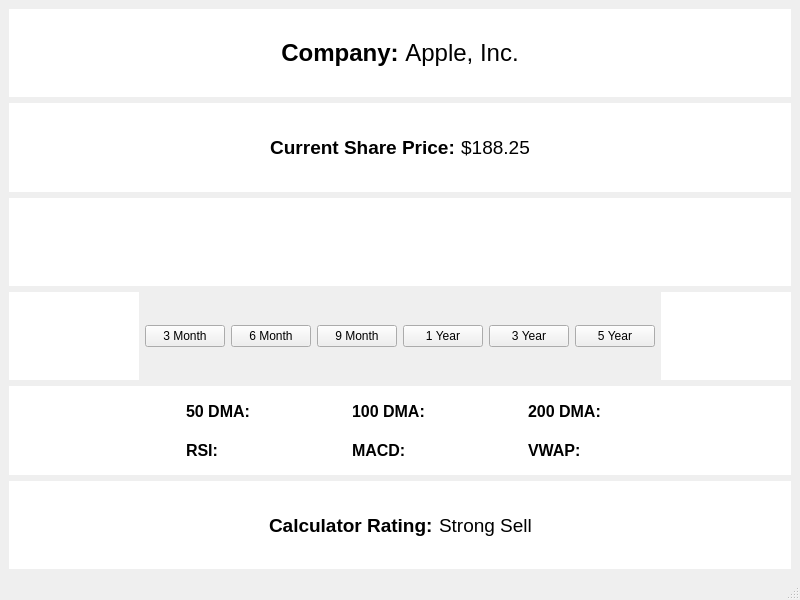
Before: the Qt Designer form UI/New_Page2_Template.ui in c3point/Stock-Market-Technical-Analysis-Calculator, drawn with Qt 5.
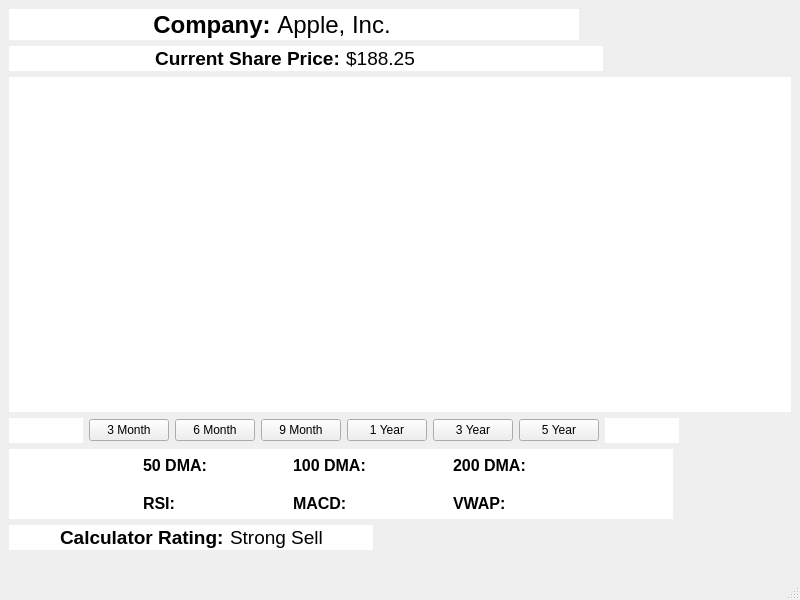
After: the same form once the commit is applied. Icons and pictures are not drawn.

The edit to the form file:
```diff
--- a/UI/New_Page2_Template.ui
+++ b/UI/New_Page2_Template.ui
@@ -14,78 +14,43 @@
    <string>MainWindow</string>
   </property>
   <widget class="QWidget" name="centralwidget">
-   <layout class="QGridLayout" name="gridLayout">
-    <item row="0" column="0">
-     <widget class="QWidget" name="" native="true">
+   <widget class="QLabel" name="label">
+    <property name="geometry">
+     <rect>
+      <x>9</x>
+      <y>77</y>
+      <width>782</width>
+      <height>335</height>
+     </rect>
+    </property>
+    <property name="sizePolicy">
+     <sizepolicy hsizetype="Preferred" vsizetype="Preferred">
+      <horstretch>0</horstretch>
+      <verstretch>0</verstretch>
+     </sizepolicy>
+    </property>
       <property name="styleSheet">
        <string notr="true">background:white;</string>
       </property>
-      <layout class="QHBoxLayout" name="horizontalLayout_5">
-       <item>
-        <spacer name="horizontalSpacer">
-         <property name="orientation">
-          <enum>Qt::Horizontal</enum>
-         </property>
-         <property name="sizeHint" stdset="0">
-          <size>
-           <width>128</width>
-           <height>20</height>
-          </size>
-         </property>
-        </spacer>
-       </item>
-       <item>
-        <widget class="QLabel" name="label_12">
-         <property name="font">
-          <font>
-           <pointsize>18</pointsize>
-           <weight>75</weight>
-           <bold>true</bold>
-          </font>
-         </property>
          <property name="text">
-          <string>Company:</string>
-         </property>
-         <property name="alignment">
-          <set>Qt::AlignCenter</set>
-         </property>
-        </widget>
-       </item>
-       <item>
-        <widget class="QLabel" name="label_13">
-         <property name="font">
-          <font>
-           <pointsize>18</pointsize>
-           <weight>50</weight>
-           <bold>false</bold>
-          </font>
-         </property>
-         <property name="text">
-          <string>Apple, Inc.</string>
-         </property>
+     <string/>
+    </property>
+    <property name="pixmap">
+     <pixmap>../PythonFiles/new_chart.png</pixmap>
+    </property>
          <property name="alignment">
           <set>Qt::AlignCenter</set>
          </property>
         </widget>
-       </item>
-       <item>
-        <spacer name="horizontalSpacer_2">
-         <property name="orientation">
-          <enum>Qt::Horizontal</enum>
-         </property>
-         <property name="sizeHint" stdset="0">
-          <size>
-           <width>188</width>
-           <height>20</height>
-          </size>
-         </property>
-        </spacer>
-       </item>
-      </layout>
-     </widget>
-    </item>
-    <item row="1" column="0">
      <widget class="QWidget" name="widget" native="true">
+    <property name="geometry">
+     <rect>
+      <x>9</x>
+      <y>46</y>
+      <width>594</width>
+      <height>25</height>
+     </rect>
+    </property>
       <property name="styleSheet">
        <string notr="true">background:white;</string>
       </property>
@@ -152,30 +117,90 @@
        </item>
       </layout>
      </widget>
-    </item>
-    <item row="2" column="0">
-     <widget class="QLabel" name="label">
-      <property name="sizePolicy">
-       <sizepolicy hsizetype="Preferred" vsizetype="Preferred">
-        <horstretch>0</horstretch>
-        <verstretch>0</verstretch>
-       </sizepolicy>
+   <widget class="QWidget" name="" native="true">
+    <property name="geometry">
+     <rect>
+      <x>9</x>
+      <y>9</y>
+      <width>570</width>
+      <height>31</height>
+     </rect>
       </property>
       <property name="styleSheet">
        <string notr="true">background:white;</string>
       </property>
+    <layout class="QHBoxLayout" name="horizontalLayout_5">
+     <item>
+      <spacer name="horizontalSpacer">
+       <property name="orientation">
+        <enum>Qt::Horizontal</enum>
+       </property>
+       <property name="sizeHint" stdset="0">
+        <size>
+         <width>128</width>
+         <height>20</height>
+        </size>
+       </property>
+      </spacer>
+     </item>
+     <item>
+      <widget class="QLabel" name="label_12">
+       <property name="font">
+        <font>
+         <pointsize>18</pointsize>
+         <weight>75</weight>
+         <bold>true</bold>
+        </font>
+       </property>
       <property name="text">
-       <string/>
-      </property>
-      <property name="pixmap">
-       <pixmap>../PythonFiles/new_chart.png</pixmap>
-      </property>
+        <string>Company:</string>
+       </property>
+       <property name="alignment">
+        <set>Qt::AlignCenter</set>
+       </property>
+      </widget>
+     </item>
+     <item>
+      <widget class="QLabel" name="label_13">
+       <property name="font">
+        <font>
+         <pointsize>18</pointsize>
+         <weight>50</weight>
+         <bold>false</bold>
+        </font>
+       </property>
+       <property name="text">
+        <string>Apple, Inc.</string>
+       </property>
       <property name="alignment">
        <set>Qt::AlignCenter</set>
       </property>
      </widget>
     </item>
-    <item row="3" column="0">
+     <item>
+      <spacer name="horizontalSpacer_2">
+       <property name="orientation">
+        <enum>Qt::Horizontal</enum>
+       </property>
+       <property name="sizeHint" stdset="0">
+        <size>
+         <width>188</width>
+         <height>20</height>
+        </size>
+       </property>
+      </spacer>
+     </item>
+    </layout>
+   </widget>
+   <widget class="QWidget" name="">
+    <property name="geometry">
+     <rect>
+      <x>9</x>
+      <y>418</y>
+      <width>670</width>
+      <height>25</height>
+     </rect>
+    </property>
      <layout class="QHBoxLayout" name="horizontalLayout_7">
       <item>
        <widget class="QWidget" name="" native="true">
@@ -291,9 +316,16 @@
        </widget>
       </item>
      </layout>
-    </item>
-    <item row="4" column="0">
+   </widget>
      <widget class="QWidget" name="" native="true">
+    <property name="geometry">
+     <rect>
+      <x>9</x>
+      <y>449</y>
+      <width>664</width>
+      <height>70</height>
+     </rect>
+    </property>
       <property name="styleSheet">
        <string notr="true">background:white;
 </string>
@@ -649,9 +681,15 @@
        </item>
       </layout>
      </widget>
-    </item>
-    <item row="5" column="0">
      <widget class="QWidget" name="" native="true">
+    <property name="geometry">
+     <rect>
+      <x>9</x>
+      <y>525</y>
+      <width>364</width>
+      <height>25</height>
+     </rect>
+    </property>
       <property name="styleSheet">
        <string notr="true">background: white;</string>
       </property>
@@ -712,8 +750,6 @@
        </item>
       </layout>
      </widget>
-    </item>
-   </layout>
   </widget>
   <widget class="QMenuBar" name="menubar">
    <property name="geometry">
```
Lines whose indentation alone changed are shown as unchanged.
